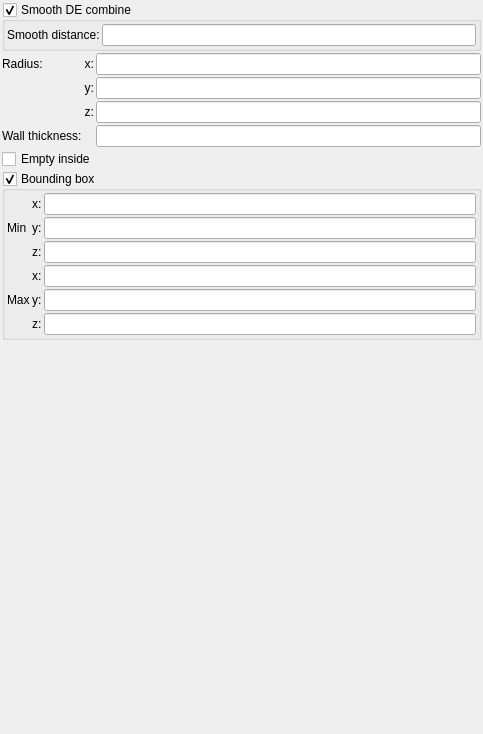
This is mandelbulber2/formula/ui/primitive_ellipsoid.ui in buddhi1980/mandelbulber2 as Qt 5 draws it before an edit. The edited form follows.
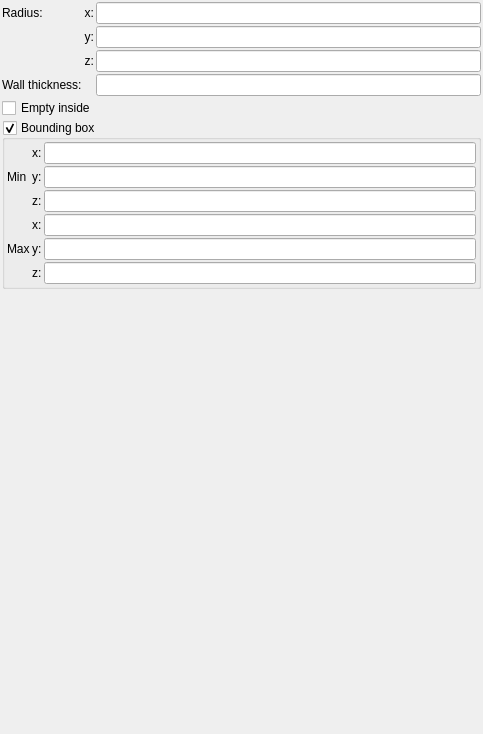
This is the edited form. Custom widgets are drawn as their Qt base class.

Commit message: refactor: move smooth_de_combine params to node-level only

Diff of the .ui file:
```diff
--- a/mandelbulber2/formula/ui/primitive_ellipsoid.ui
+++ b/mandelbulber2/formula/ui/primitive_ellipsoid.ui
@@ -219,56 +219,9 @@
          </widget>
         </item>
        </layout>
-      </widget>
-     </item>
-     <item row="2" column="0" colspan="3">
-      <widget class="MyGroupBox" name="groupCheck_smooth_de_combine_enable">
-       <property name="title">
-        <string>Smooth DE combine</string>
-       </property>
-       <property name="checkable">
-        <bool>true</bool>
-       </property>
-       <layout class="QGridLayout" name="gridLayout_4">
-        <property name="leftMargin">
-         <number>2</number>
-        </property>
-        <property name="topMargin">
-         <number>2</number>
-        </property>
-        <property name="rightMargin">
-         <number>2</number>
-        </property>
-        <property name="bottomMargin">
-         <number>2</number>
-        </property>
-        <property name="spacing">
-         <number>2</number>
-        </property>
-        <item row="0" column="0">
-         <widget class="QLabel" name="label_306">
-          <property name="text">
-           <string>Smooth distance:</string>
-          </property>
-          <property name="wordWrap">
-           <bool>true</bool>
-          </property>
-         </widget>
-        </item>
-        <item row="0" column="1">
-         <widget class="MyLineEdit" name="logedit_smooth_de_combine_distance">
-          <property name="sizePolicy">
-           <sizepolicy hsizetype="Expanding" vsizetype="Maximum">
-            <horstretch>0</horstretch>
-            <verstretch>0</verstretch>
-           </sizepolicy>
-          </property>
-         </widget>
-        </item>
-       </layout>
-      </widget>
-     </item>
-     <item row="7" column="0" colspan="3">
+       </widget>
+      </item>
+      <item row="7" column="0" colspan="3">
       <widget class="MyCheckBox" name="checkBox_empty">
        <property name="sizePolicy">
         <sizepolicy hsizetype="Minimum" vsizetype="Maximum">
```
The commit also changes 21 other files.
